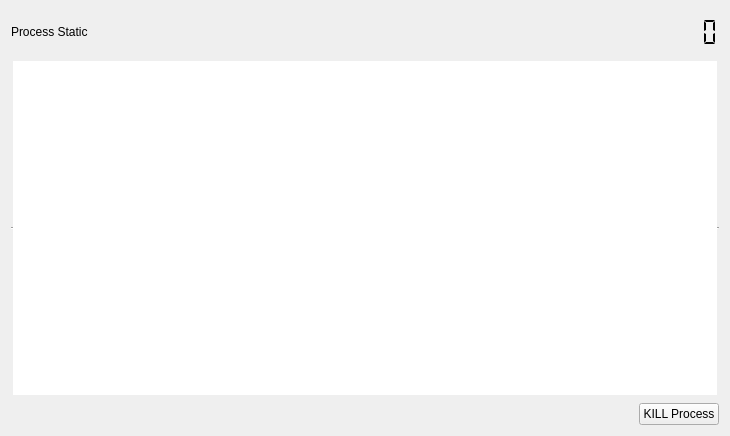
Before: the Qt Designer form modules/Processes/design.ui in 307guojiawei/Linuxer, drawn with Qt 5.
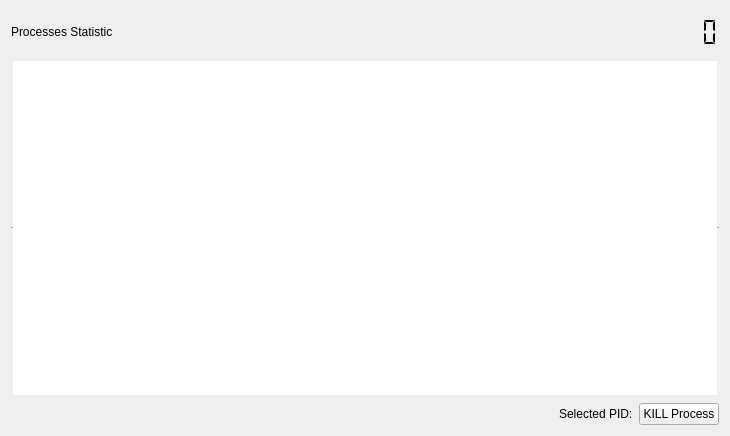
After: the same form once the commit is applied.

Commit message: Update process module

What changed in the file:
```diff
--- a/modules/Processes/design.ui
+++ b/modules/Processes/design.ui
@@ -28,7 +28,7 @@
         </sizepolicy>
        </property>
        <property name="text">
-        <string>Process Static</string>
+        <string>Processes Statistic</string>
        </property>
       </widget>
      </item>
@@ -116,6 +116,13 @@
        </property>
       </spacer>
      </item>
+     <item>
+      <widget class="QLabel" name="labelPID">
+       <property name="text">
+        <string>Selected PID:</string>
+       </property>
+      </widget>
+     </item>
      <item>
       <widget class="QPushButton" name="btnKillProcess">
        <property name="text">
```
Left out of the diff: 39 changed lines with no effect on the pictures. The commit also changes 3 other files.
